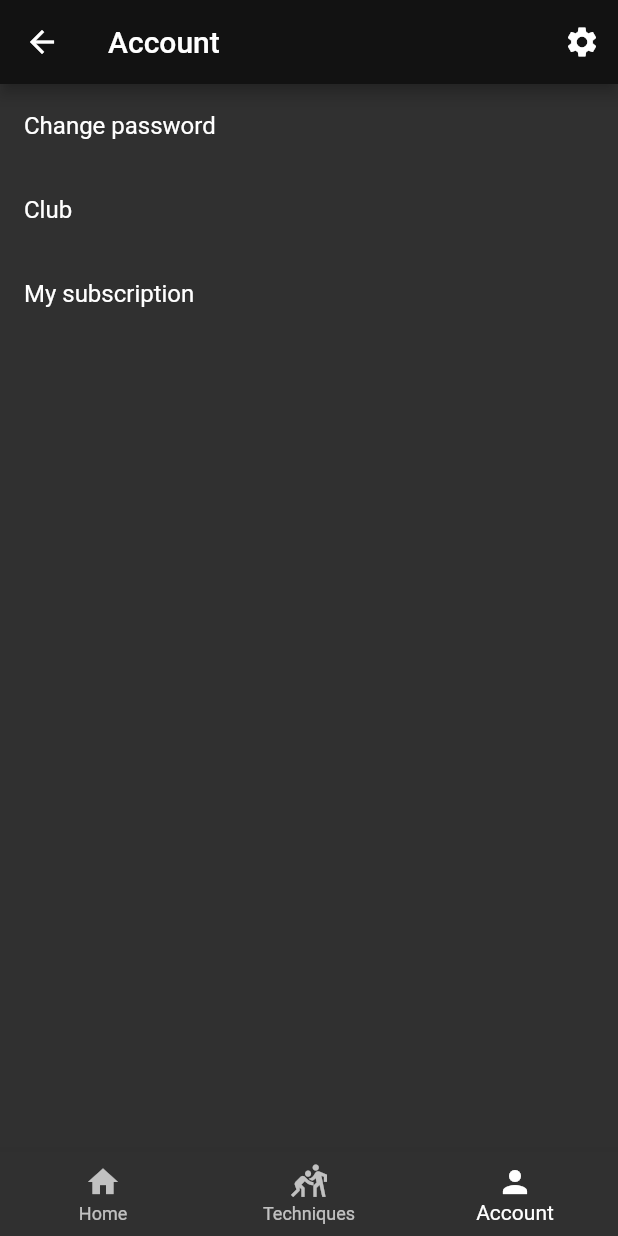
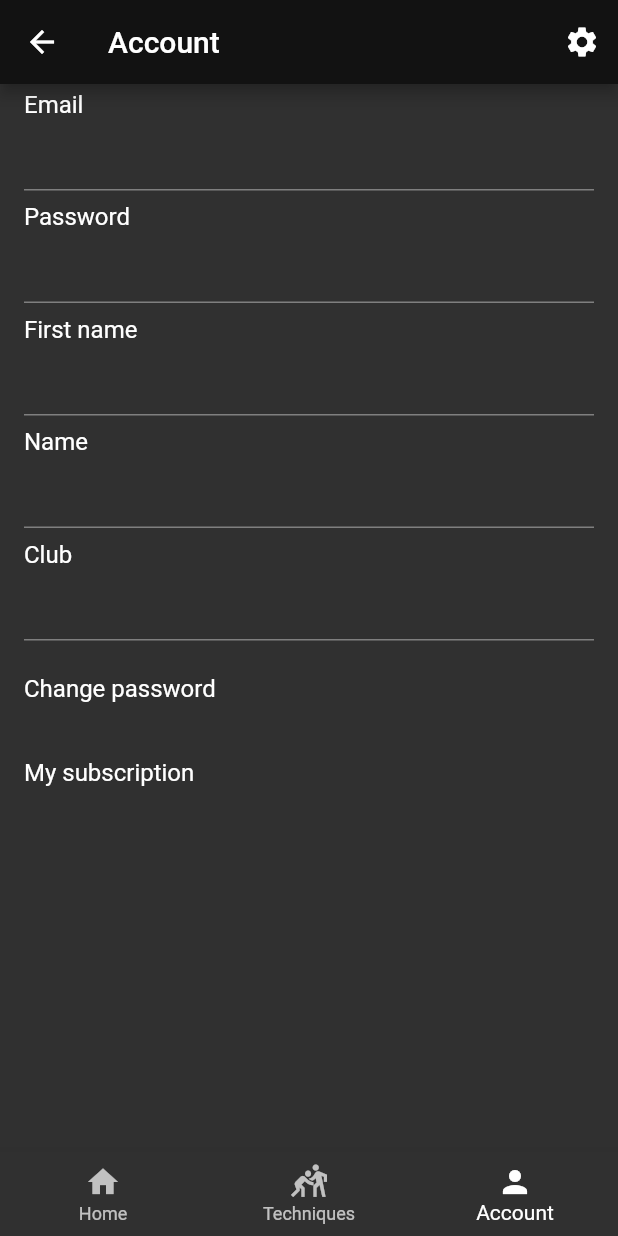
Before and after one commit to GrandStick/tech, a Flutter app: the AccountPage screen opened directly, on a phone screen of 412 x 824 dp. Run offline on Flutter 3.47's test engine with Material 2 defaults, Android fonts, the phone set to English and light mode, and no system bars; our stand-ins replace better_player, easy_debounce, flutter_rating_bar, shared_preferences; accounts and stored records are empty; generated files the repository leaves out were written again.

Commit message:
Modification account_page

```diff
--- a/lib/views/account_page.dart
+++ b/lib/views/account_page.dart
@@ -1,10 +1,8 @@
 import 'package:flutter/material.dart';
 import 'package:tech/views/home_page.dart';
 import 'package:tech/views/techniques_list.dart';
-//import 'package:tech/views/login_page.dart';
 import 'package:tech/views/parameters_page.dart';
 import 'package:flutter_gen/gen_l10n/app_localizations.dart';
-//import 'package:intl/intl.dart';
 
 class AccountPage extends StatefulWidget {
   @override
@@ -14,12 +12,23 @@ class AccountPage extends StatefulWidget {
 class _AccountPageState extends State<AccountPage> {
   int _currentIndex = 2;
 
-  void _Addsomething() {
-    // Add your logout logic here
-    // For example, clearing user session or token
+  final _codeController = TextEditingController();
+  final _emailController = TextEditingController();
+  final _emailVerController = TextEditingController();
+  final _passwordController = TextEditingController();
+  final _passwordVerController = TextEditingController();
+  final _nomController = TextEditingController();
+  final _prenomController = TextEditingController();
+  final _clubController = TextEditingController();
+  final _gradeController = TextEditingController();
+  final _statutController = TextEditingController();
 
 
+  void _Addsomething() {
+    // Ajoutez votre logique de déconnexion ici
+    // Par exemple, effacer la session utilisateur ou le jeton d'authentification
   }
+
 
   @override
   Widget build(BuildContext context) {
@@ -41,16 +50,44 @@ class _AccountPageState extends State<AccountPage> {
       body: ListView(
         children: <Widget>[
           ListTile(
-            title: Text(AppLocalizations.of(context).password_change),
-            // Code for the first ListTile
+            title: Text(AppLocalizations.of(context).email),
+            subtitle: TextFormField(
+              controller: _emailController,
+            ),
+          ),
+
+          ListTile(
+            title: Text(AppLocalizations.of(context).password),
+            subtitle: TextFormField(
+              controller: _passwordController,
+            ),
+          ),
+
+          ListTile(
+            title: Text(AppLocalizations.of(context).surname),
+            subtitle: TextFormField(
+              controller: _nomController,
+            ),
+          ),
+          ListTile(
+            title: Text(AppLocalizations.of(context).name),
+            subtitle: TextFormField(
+              controller: _prenomController,
+            ),
           ),
           ListTile(
             title: Text(AppLocalizations.of(context).club),
-            // Code for the second ListTile
+            subtitle: TextFormField(
+              controller: _clubController,
+            ),
+          ),
+          ListTile(
+            title: Text(AppLocalizations.of(context).password_change),
+            // Code pour le premier ListTile
           ),
           ListTile(
             title: Text(AppLocalizations.of(context).my_subscription),
-            // Code for the third ListTile
+            // Code pour le deuxième ListTile
           ),
         ],
       ),
@@ -71,7 +108,7 @@ class _AccountPageState extends State<AccountPage> {
               );
               break;
             case 2:
-              // Do nothing, user is already on the 'Account' page
+              // Ne rien faire, l'utilisateur se trouve déjà sur la page 'Account'
               break;
           }
           setState(() {
```
Also changed, not shown: pubspec.lock. Lines whose indentation alone changed are shown as unchanged.
